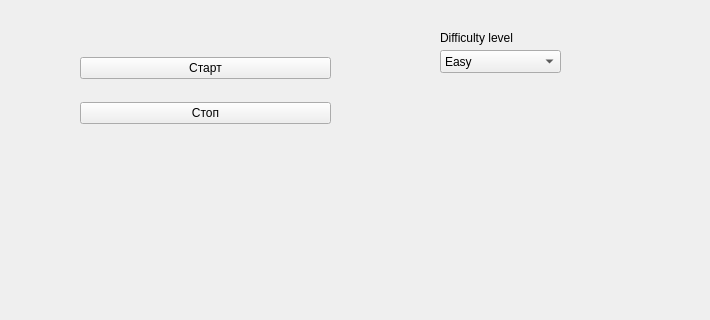
TFed555/music_trainer, file src/gui/exercises/exercisenotileswidget.ui: the form before one commit; both pictures show x 290 to 1000 and y 0 to 320 of the 1000 by 700 pixel window.
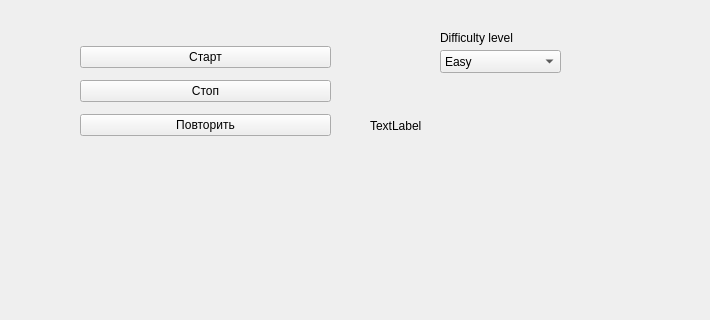
The form after the commit.

Diff of the .ui file:
```diff
--- a/src/gui/exercises/exercisenotileswidget.ui
+++ b/src/gui/exercises/exercisenotileswidget.ui
@@ -32,7 +32,7 @@
      <x>370</x>
      <y>40</y>
      <width>251</width>
-     <height>101</height>
+     <height>104</height>
     </rect>
    </property>
    <layout class="QVBoxLayout" name="verticalLayout">
@@ -50,6 +50,13 @@
       </property>
      </widget>
     </item>
+    <item>
+     <widget class="QPushButton" name="replayBtn">
+      <property name="text">
+       <string>Повторить</string>
+      </property>
+     </widget>
+    </item>
    </layout>
   </widget>
   <widget class="QWidget" name="gridLayoutWidget">
@@ -96,6 +103,19 @@
     <string>Difficulty level</string>
    </property>
   </widget>
+  <widget class="QLabel" name="descriptionLabel">
+   <property name="geometry">
+    <rect>
+     <x>660</x>
+     <y>80</y>
+     <width>249</width>
+     <height>91</height>
+    </rect>
+   </property>
+   <property name="text">
+    <string>TextLabel</string>
+   </property>
+  </widget>
  </widget>
  <resources/>
  <connections/>
```
